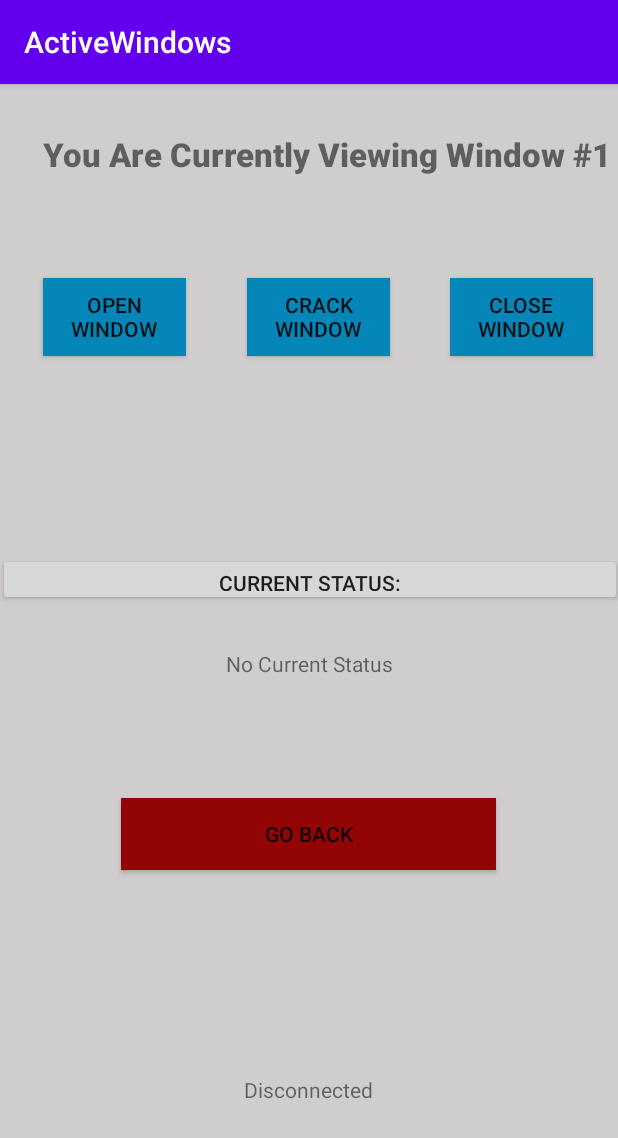
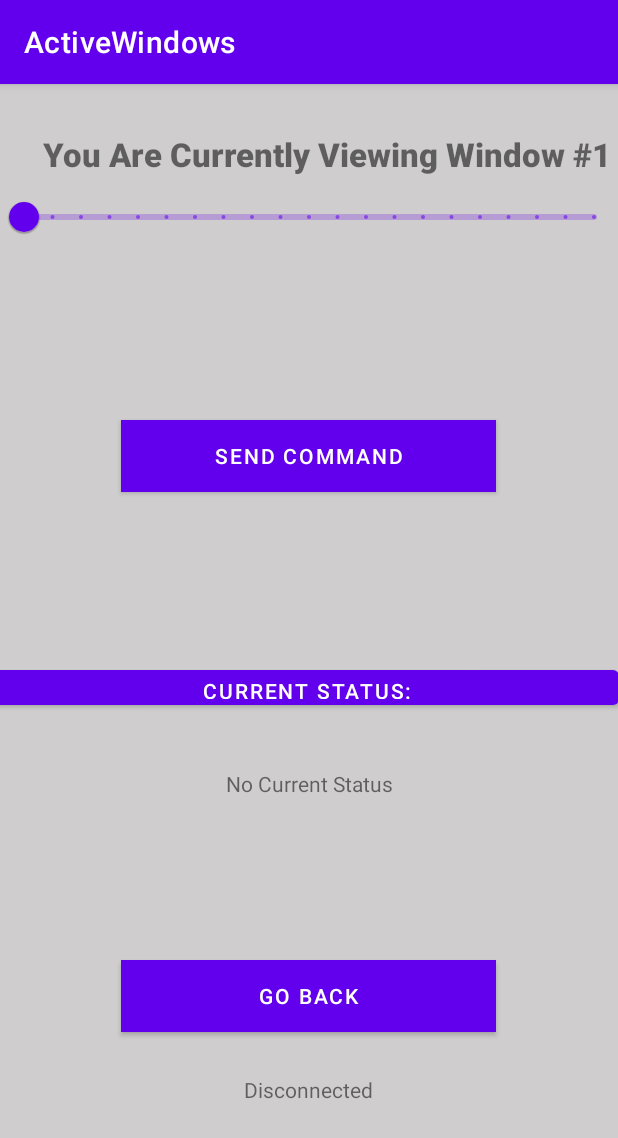
Before and after one commit to JonathanClifford/SDP2021_Team6_AndroidApplication, an Android app: the item_select screen opened directly, with no data from a screen before it, on a phone screen of 412 x 824 dp. Shown: the top 1138 px of the screen. Run offline under Robolectric (Android 15) with nearby library versions, the phone set to English and light mode, and no system bars; libraries missing offline, so code that uses them is left out: com.amazonaws.auth, com.amazonaws.mobileconnectors, com.amazonaws.regions; 3 statements that could not run were skipped.

Commit message:
Update - 3/2/2021: -Added a slider in order to send commands in specific 5% intervals to AWS -Added the ability to send this command of % via a button -Had to change the app style to match this... has caused everything to be purple for some reason. No clue why. -Commands registering with AWS on both ends with these new changes.

```diff
--- a/app/build.gradle
+++ b/app/build.gradle
@@ -46,6 +46,7 @@ dependencies {
 //    implementation 'com.amazonaws:aws-android-sdk-ddb-document:2.19.0' //AWS IoT core dependency
 //    implementation 'com.amazonaws:aws-android-sdk-ddb-mapper:2.19.0' //AWS IoT core dependency
     implementation fileTree(dir: 'libs', include: ['*.aar']) // For AWS SDK Libraries
+    implementation 'com.google.android.material:material:1.2.1' //needed to add this for slider
 
 
 //    // Amplify core dependency
--- a/app/src/main/java/com/example/activewindows/item_select.java
+++ b/app/src/main/java/com/example/activewindows/item_select.java
@@ -3,6 +3,7 @@ package com.example.activewindows;
 import androidx.appcompat.app.AppCompatActivity;
 
 import android.content.Intent;
+import android.graphics.Color;
 import android.os.Bundle;
 import android.view.View;
 import android.widget.Button;
@@ -38,6 +39,8 @@ import com.amazonaws.mobileconnectors.iot.AWSIotMqttNewMessageCallback;
 import com.amazonaws.mobileconnectors.iot.AWSIotMqttQos;
 import com.amazonaws.regions.Regions;
 
+import com.google.android.material.slider.Slider;
+
 
 // This file is dedicated to essentially loading another activity (Think of it as another class)
 // That will load the data for the specific window and send the data to AWS.
@@ -58,6 +61,10 @@ public class item_select extends AppCompatActivity {
     TextView currentStatus;
     TextView latestMessage;
     Button checkStatus;
+
+    Slider messageSlider;
+    float openPercent;
+    Button sendCommand;
     // CREATE INFORMATION FOR AWS.
     //______________________________________________________________________________________________
     // AWS - for AWS Thing (ActiveWindowsAndroidApp thing)
@@ -79,16 +86,17 @@ public class item_select extends AppCompatActivity {
 
         //Select buttons and recognize them for later on.
         back = findViewById(R.id.TestButton);
-        openWindow = findViewById(R.id.OpenWindowButton); // make it the open window button
-        openWindow.setOnClickListener(pubOpenClick); //call clicker
-        crackWindow = findViewById(R.id.CrackWindowButton);
-        crackWindow.setOnClickListener(pubCrackClick); //call clicker
-        closeWindow = findViewById(R.id.CloseWindowButton);
-        closeWindow.setOnClickListener(pubCloseClick); //call clicker
         currentStatus = (TextView) findViewById(R.id.currentStatusView2);
         latestMessage = (TextView) findViewById(R.id.latestMessage);
         checkStatus = findViewById(R.id.statusBelowMe); // button
         checkStatus.setOnClickListener(subscribeClick); //call status
+
+
+        messageSlider = findViewById(R.id.slider); //steps of 5 for commands to the window.
+        sendCommand = findViewById(R.id.sendSliderCommandButton); //AWS sends command to button
+        sendCommand.setOnClickListener(pubSendCommand); //Call Clicker
+
+
 
         clientId = UUID.randomUUID().toString();
         // Initialize the AWS Cognito credentials provider
@@ -156,6 +164,19 @@ public class item_select extends AppCompatActivity {
 
         //__________________________________________________________________________________________
         // Set button clickers.
+
+
+        sendCommand.setOnClickListener(new View.OnClickListener() {
+
+
+            @Override
+            public void onClick(View v) {
+                //Toast.makeText(item_select.this, command, Toast.LENGTH_SHORT).show();
+                sendCommand.setOnClickListener(pubSendCommand);
+            }
+        });
+
+
         back.setOnClickListener(new View.OnClickListener() {
             public void onClick(View v) {
                 Intent intent = new Intent(item_select.this, MainActivity.class);
@@ -163,41 +184,7 @@ public class item_select extends AppCompatActivity {
             }
         });
 
-        openWindow.setOnClickListener(new View.OnClickListener() {
 
-
-            @Override
-            public void onClick(View v) {
-
-                String command = "Open Window";
-                //Toast.makeText(item_select.this, command, Toast.LENGTH_SHORT).show();
-                openWindow.setOnClickListener(pubOpenClick);
-            }
-        });
-
-        crackWindow.setOnClickListener(new View.OnClickListener() {
-
-
-            @Override
-            public void onClick(View v) {
-
-                String command = "Crack Window";
-                //Toast.makeText(item_select.this, command, Toast.LENGTH_SHORT).show();
-                crackWindow.setOnClickListener(pubCrackClick);
-            }
-        });
-
-        closeWindow.setOnClickListener(new View.OnClickListener() {
-
-
-            @Override
-            public void onClick(View v) {
-
-                String command = "Close Window";
-                //Toast.makeText(item_select.this, command, Toast.LENGTH_SHORT).show();
-                closeWindow.setOnClickListener(pubCloseClick);
-            }
-        });
 
     }
     //__________________________________________________________________________________________
@@ -239,12 +226,15 @@ public class item_select extends AppCompatActivity {
         }
     };
 
-    View.OnClickListener pubOpenClick = new View.OnClickListener() {
+    // to send the command to AWS:
+    View.OnClickListener pubSendCommand = new View.OnClickListener() {
         @Override
         public void onClick(View v) {
 
             final String topic_pub = "windowCommandTopic";
-            final String msg = "Window #1: Open 100%"; //% open
+            final float currentPercentage = messageSlider.getValue();
+            final String percentageString = Float.toString(currentPercentage); // convert to string
+            final String msg = "Window #1: " + percentageString; //% open
 
             try {
                 mqttManager.publishString(msg, topic_pub, AWSIotMqttQos.QOS0);
@@ -255,35 +245,5 @@ public class item_select extends AppCompatActivity {
         }
     };
 
-    View.OnClickListener pubCrackClick = new View.OnClickListener() {
-        @Override
-        public void onClick(View v) {
 
-            final String topic_pub = "windowCommandTopic";
-            final String msg = "Window #1: Open 50%"; //% open
-
-            try {
-                mqttManager.publishString(msg, topic_pub, AWSIotMqttQos.QOS0);
-            } catch (Exception e) {
-                Log.e(LOG_TAG, "Publish error.", e);
-            }
-
-        }
-    };
-
-    View.OnClickListener pubCloseClick = new View.OnClickListener() {
-        @Override
-        public void onClick(View v) {
-
-            final String topic_pub = "windowCommandTopic";
-            final String msg = "Window #1: Open 0%"; //% open
-
-            try {
-                mqttManager.publishString(msg, topic_pub, AWSIotMqttQos.QOS0);
-            } catch (Exception e) {
-                Log.e(LOG_TAG, "Publish error.", e);
-            }
-
-        }
-    };
 }
--- a/app/src/main/res/layout/activity_item_select.xml
+++ b/app/src/main/res/layout/activity_item_select.xml
@@ -7,56 +7,51 @@
     android:layout_height="match_parent"
     tools:context=".item_select">
 
+
+    <com.google.android.material.slider.Slider
+        android:id="@+id/slider"
+        android:layout_width="match_parent"
+        android:layout_height="wrap_content"
+        android:stepSize="5"
+        android:value="0"
+        android:valueFrom="0"
+        android:valueTo="100"
+        app:layout_constraintBottom_toBottomOf="parent"
+        app:layout_constraintEnd_toEndOf="parent"
+        app:layout_constraintHorizontal_bias="1.0"
+        app:layout_constraintStart_toStartOf="parent"
+        app:layout_constraintTop_toTopOf="parent"
+        app:layout_constraintVertical_bias="0.09">
+
+    </com.google.android.material.slider.Slider>
+
+    <Button
+        android:id="@+id/sendSliderCommandButton"
+        android:layout_width="250dp"
+        android:layout_height="wrap_content"
+        android:layout_marginBottom="496dp"
+        android:background="#FF1A1A"
+        android:text="Send Command"
+        app:layout_constraintBottom_toBottomOf="parent"
+        app:layout_constraintEnd_toEndOf="parent"
+        app:layout_constraintHorizontal_bias="0.496"
+        app:layout_constraintStart_toStartOf="parent" />
+
     <Button
         android:id="@+id/TestButton"
         android:layout_width="250dp"
         android:layout_height="wrap_content"
-        android:layout_marginBottom="244dp"
+        android:layout_marginBottom="136dp"
+        android:background="@color/red"
         android:text="Go Back"
         app:layout_constraintBottom_toBottomOf="parent"
         app:layout_constraintEnd_toEndOf="parent"
-        app:layout_constraintHorizontal_bias="0.498"
-        android:background="@color/red"
+        app:layout_constraintHorizontal_bias="0.496"
         app:layout_constraintStart_toStartOf="parent" />
 
-    <Button
-        android:id="@+id/OpenWindowButton"
-        android:layout_width="95dp"
-        android:layout_height="52dp"
-        android:background="@color/lightblue"
-        android:text="Open Window"
-        app:layout_constraintBottom_toBottomOf="parent"
-        app:layout_constraintEnd_toEndOf="parent"
-        app:layout_constraintHorizontal_bias="0.09"
-        app:layout_constraintStart_toStartOf="parent"
-        app:layout_constraintTop_toTopOf="parent"
-        app:layout_constraintVertical_bias="0.181" />
 
-    <Button
-        android:id="@+id/CrackWindowButton"
-        android:layout_width="95dp"
-        android:layout_height="52dp"
-        android:background="@color/lightblue"
-        android:text="Crack WIndow"
-        app:layout_constraintBottom_toBottomOf="parent"
-        app:layout_constraintEnd_toEndOf="parent"
-        app:layout_constraintHorizontal_bias="0.519"
-        app:layout_constraintStart_toStartOf="parent"
-        app:layout_constraintTop_toTopOf="parent"
-        app:layout_constraintVertical_bias="0.181" />
 
-    <Button
-        android:id="@+id/CloseWindowButton"
-        android:layout_width="95dp"
-        android:layout_height="52dp"
-        android:background="@color/lightblue"
-        android:text="Close Window"
-        app:layout_constraintBottom_toBottomOf="parent"
-        app:layout_constraintEnd_toEndOf="parent"
-        app:layout_constraintHorizontal_bias="0.948"
-        app:layout_constraintStart_toStartOf="parent"
-        app:layout_constraintTop_toTopOf="parent"
-        app:layout_constraintVertical_bias="0.181" />
+
 
     <TextView
         android:id="@+id/textView"
@@ -86,7 +81,7 @@
         android:id="@+id/latestMessage"
         android:layout_width="wrap_content"
         android:layout_height="wrap_content"
-        android:layout_marginBottom="372dp"
+        android:layout_marginBottom="292dp"
         android:text="No Current Status"
         app:layout_constraintBottom_toBottomOf="parent"
         app:layout_constraintEnd_toEndOf="parent"
@@ -96,11 +91,11 @@
         android:id="@+id/statusBelowMe"
         android:layout_width="416dp"
         android:layout_height="35dp"
-        android:layout_marginBottom="420dp"
+        android:layout_marginBottom="348dp"
         android:text="Current Status:"
         app:layout_constraintBottom_toBottomOf="parent"
         app:layout_constraintEnd_toEndOf="parent"
-        app:layout_constraintHorizontal_bias="0.6"
+        app:layout_constraintHorizontal_bias="1.0"
         app:layout_constraintStart_toStartOf="parent" />
 
 </androidx.constraintlayout.widget.ConstraintLayout>
--- a/app/src/main/res/values/styles.xml
+++ b/app/src/main/res/values/styles.xml
@@ -1,6 +1,7 @@
 <resources>
     <!-- Base application theme. -->
-    <style name="AppTheme" parent="Theme.AppCompat.Light.DarkActionBar">
+    <!-- Needed to change the base theme to be material components in order to use the necessary slider-->
+    <style name="AppTheme" parent="Theme.MaterialComponents.Light.DarkActionBar">
         <!-- Customize your theme here. -->
         <item name="colorPrimary">@color/colorPrimary</item>
         <item name="colorPrimaryDark">@color/colorPrimaryDark</item>
```
